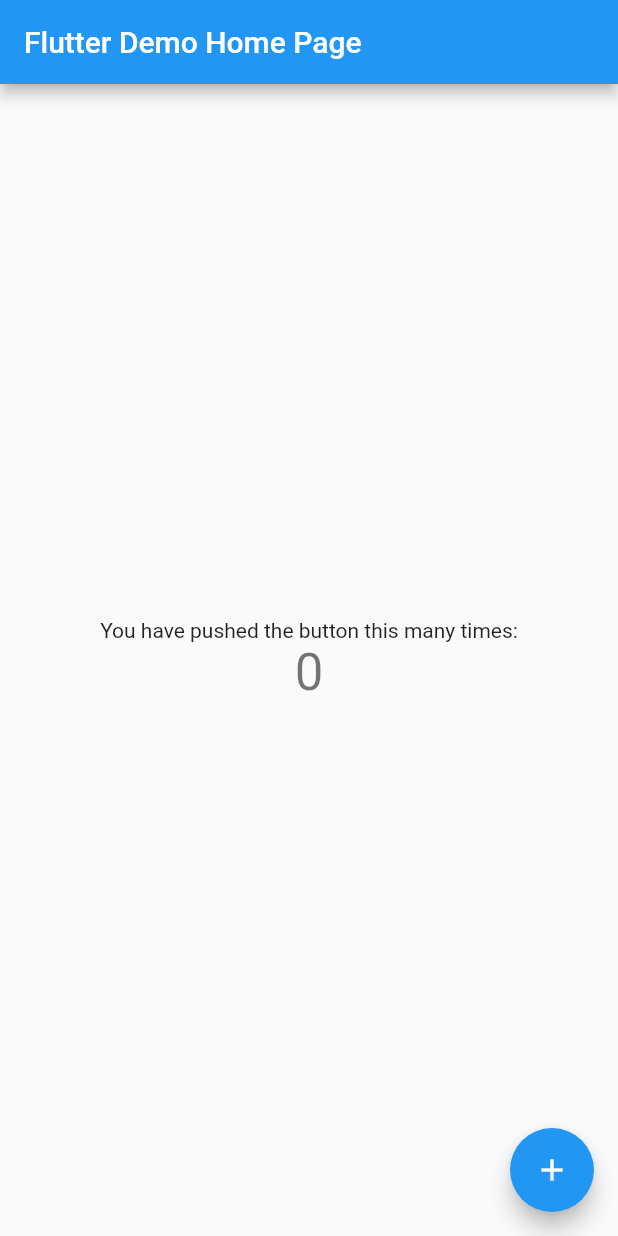
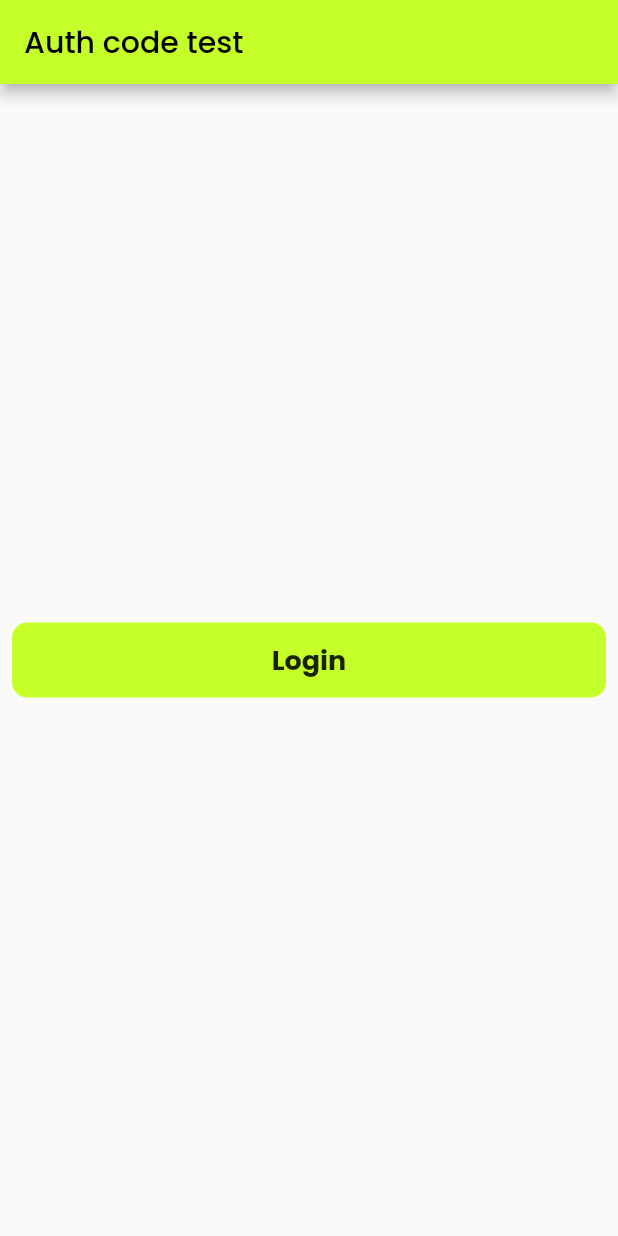
Before and after one commit to mihaab123/auth_code_test, a Flutter app: the screen it shows after launch, on a phone screen of 412 x 824 dp. Run offline on Flutter 3.47's test engine with Material 2 defaults, Android fonts, the phone set to English and light mode, and no system bars; our stand-ins replace google_fonts.

Commit message:
home_page

```diff
--- a/lib/main.dart
+++ b/lib/main.dart
@@ -1,4 +1,7 @@
+import 'package:auth_code_test/pages/home/home_page.dart';
+import 'package:auth_code_test/utils/colors.dart';
 import 'package:flutter/material.dart';
+import 'package:google_fonts/google_fonts.dart';
 
 void main() {
   runApp(const MyApp());
@@ -11,105 +14,13 @@ class MyApp extends StatelessWidget {
   @override
   Widget build(BuildContext context) {
     return MaterialApp(
+      debugShowCheckedModeBanner: false,
       title: 'Flutter Demo',
       theme: ThemeData(
-        // This is the theme of your application.
-        //
-        // Try running your application with "flutter run". You'll see the
-        // application has a blue toolbar. Then, without quitting the app, try
-        // changing the primarySwatch below to Colors.green and then invoke
-        // "hot reload" (press "r" in the console where you ran "flutter run",
-        // or simply save your changes to "hot reload" in a Flutter IDE).
-        // Notice that the counter didn't reset back to zero; the application
-        // is not restarted.
-        primarySwatch: Colors.blue,
+        textTheme: GoogleFonts.poppinsTextTheme(),
+        primarySwatch: MaterialColor(mainColor.value, mainColors),
       ),
-      home: const MyHomePage(title: 'Flutter Demo Home Page'),
+      home: const HomePage(),
     );
   }
 }
-
-class MyHomePage extends StatefulWidget {
-  const MyHomePage({Key? key, required this.title}) : super(key: key);
-
-  // This widget is the home page of your application. It is stateful, meaning
-  // that it has a State object (defined below) that contains fields that affect
-  // how it looks.
-
-  // This class is the configuration for the state. It holds the values (in this
-  // case the title) provided by the parent (in this case the App widget) and
-  // used by the build method of the State. Fields in a Widget subclass are
-  // always marked "final".
-
-  final String title;
-
-  @override
-  State<MyHomePage> createState() => _MyHomePageState();
-}
-
-class _MyHomePageState extends State<MyHomePage> {
-  int _counter = 0;
-
-  void _incrementCounter() {
-    setState(() {
-      // This call to setState tells the Flutter framework that something has
-      // changed in this State, which causes it to rerun the build method below
-      // so that the display can reflect the updated values. If we changed
-      // _counter without calling setState(), then the build method would not be
-      // called again, and so nothing would appear to happen.
-      _counter++;
-    });
-  }
-
-  @override
-  Widget build(BuildContext context) {
-    // This method is rerun every time setState is called, for instance as done
-    // by the _incrementCounter method above.
-    //
-    // The Flutter framework has been optimized to make rerunning build methods
-    // fast, so that you can just rebuild anything that needs updating rather
-    // than having to individually change instances of widgets.
-    return Scaffold(
-      appBar: AppBar(
-        // Here we take the value from the MyHomePage object that was created by
-        // the App.build method, and use it to set our appbar title.
-        title: Text(widget.title),
-      ),
-      body: Center(
-        // Center is a layout widget. It takes a single child and positions it
-        // in the middle of the parent.
-        child: Column(
-          // Column is also a layout widget. It takes a list of children and
-          // arranges them vertically. By default, it sizes itself to fit its
-          // children horizontally, and tries to be as tall as its parent.
-          //
-          // Invoke "debug painting" (press "p" in the console, choose the
-          // "Toggle Debug Paint" action from the Flutter Inspector in Android
-          // Studio, or the "Toggle Debug Paint" command in Visual Studio Code)
-          // to see the wireframe for each widget.
-          //
-          // Column has various properties to control how it sizes itself and
-          // how it positions its children. Here we use mainAxisAlignment to
-          // center the children vertically; the main axis here is the vertical
-          // axis because Columns are vertical (the cross axis would be
-          // horizontal).
-          mainAxisAlignment: MainAxisAlignment.center,
-          children: <Widget>[
-            const Text(
-              'You have pushed the button this many times:',
-            ),
-            Text(
-              '$_counter',
-              style: Theme.of(context).textTheme.headline4,
-            ),
-          ],
-        ),
-      ),
-      floatingActionButton: FloatingActionButton(
-        onPressed: _incrementCounter,
-        tooltip: 'Increment',
-        child: const Icon(Icons.add),
-      ), // This trailing comma makes auto-formatting nicer for build methods.
-    );
-  }
-}
--- /dev/null
+++ b/lib/pages/home/home_page.dart
@@ -0,0 +1,29 @@
+import 'package:auth_code_test/widgets/main_button.dart';
+import 'package:flutter/material.dart';
+
+class HomePage extends StatelessWidget {
+  const HomePage({Key? key}) : super(key: key);
+
+  @override
+  Widget build(BuildContext context) {
+    return SafeArea(
+      child: Scaffold(
+        appBar: AppBar(
+          title: const Text("Auth code test"),
+        ),
+        body: Center(
+          child: Padding(
+            padding: const EdgeInsets.all(8.0),
+            child: SizedBox(
+              height: 50,
+              child: MainButton(
+                callback: () {},
+                text: 'Login',
+              ),
+            ),
+          ),
+        ),
+      ),
+    );
+  }
+}
--- /dev/null
+++ b/lib/utils/colors.dart
@@ -0,0 +1,15 @@
+import 'package:flutter/material.dart';
+
+const Map<int, Color> mainColors = {
+  50: Color.fromRGBO(197, 255, 41, .1),
+  100: Color.fromRGBO(197, 255, 41, .2),
+  200: Color.fromRGBO(197, 255, 41, .3),
+  300: Color.fromRGBO(197, 255, 41, .4),
+  400: Color.fromRGBO(197, 255, 41, .5),
+  500: Color.fromRGBO(197, 255, 41, .6),
+  600: Color.fromRGBO(197, 255, 41, .7),
+  700: Color.fromRGBO(197, 255, 41, .8),
+  800: Color.fromRGBO(197, 255, 41, .9),
+  900: Color.fromRGBO(197, 255, 41, 1),
+};
+const mainColor = Color.fromRGBO(197, 255, 41, 1);
--- /dev/null
+++ b/lib/widgets/main_button.dart
@@ -0,0 +1,34 @@
+import 'package:auth_code_test/utils/colors.dart';
+import 'package:flutter/material.dart';
+
+class MainButton extends StatelessWidget {
+  final String text;
+
+  final VoidCallback callback;
+
+  const MainButton({
+    required this.text,
+    required this.callback,
+  });
+
+  @override
+  Widget build(BuildContext context) {
+    return InkWell(
+      onTap: callback,
+      child: Container(
+        decoration: const BoxDecoration(
+            borderRadius: BorderRadius.all(Radius.circular(10)),
+            color: mainColor),
+        child: Padding(
+          padding: const EdgeInsets.symmetric(horizontal: 14, vertical: 10),
+          child: Center(
+            child: Text(
+              text,
+              style: const TextStyle(fontSize: 18, fontWeight: FontWeight.bold),
+            ),
+          ),
+        ),
+      ),
+    );
+  }
+}
--- a/pubspec.yaml
+++ b/pubspec.yaml
@@ -34,6 +34,7 @@ dependencies:
   # The following adds the Cupertino Icons font to your application.
   # Use with the CupertinoIcons class for iOS style icons.
   cupertino_icons: ^1.0.2
+  google_fonts: ^2.3.1
 
 dev_dependencies:
   flutter_test:
```
Also changed, not shown: pubspec.lock.
